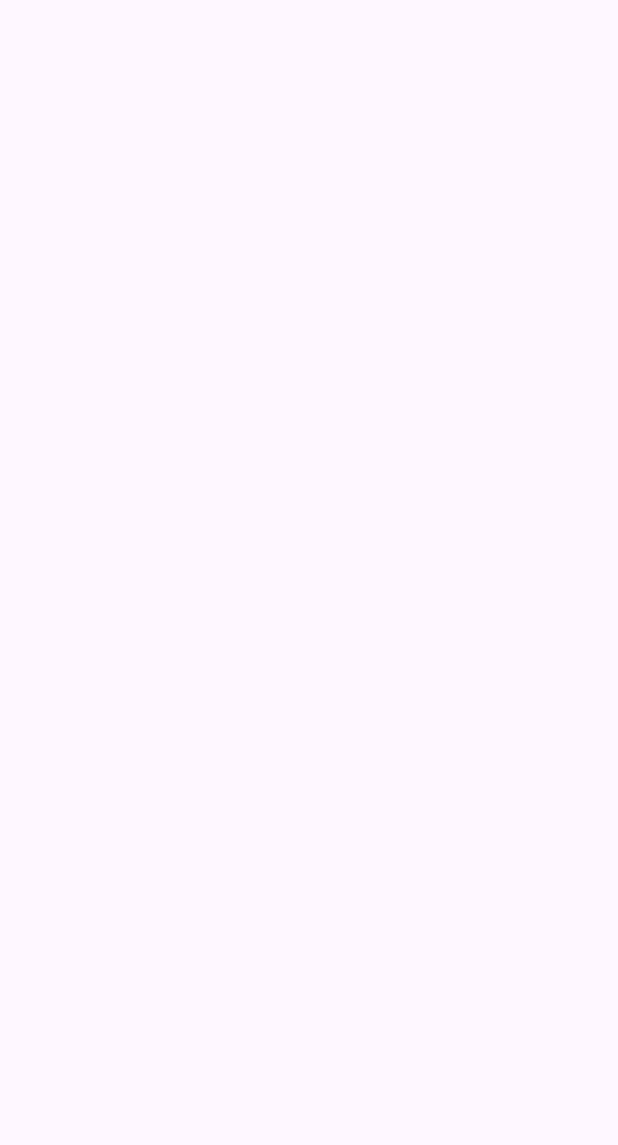
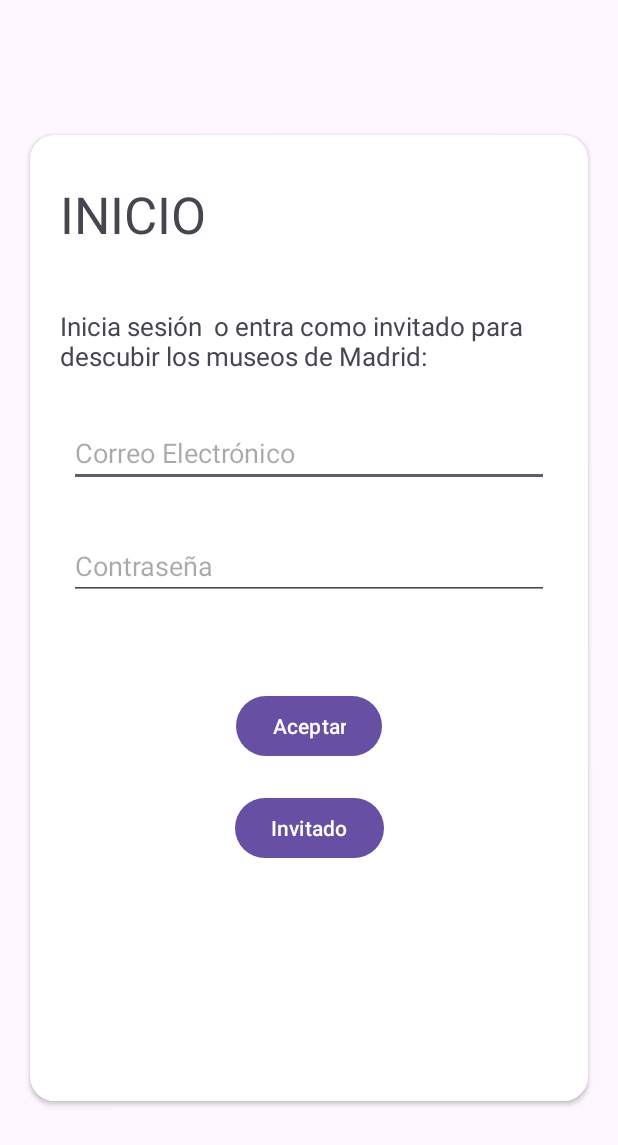
Before and after one commit to AdriaRod/MuseMad, an Android app: the Login screen opened directly, with no data from a screen before it, on a phone screen of 412 x 824 dp. Before the commit the part shown is empty. Shown: the top 1145 px of the screen. Run offline under Robolectric (Android 15) with nearby library versions, the light colour scheme and no system bars.

Commit message:
Login first steps

```diff
--- a/app/src/main/res/layout/activity_login.xml
+++ b/app/src/main/res/layout/activity_login.xml
@@ -1,9 +1,95 @@
 <?xml version="1.0" encoding="utf-8"?>
-<androidx.constraintlayout.widget.ConstraintLayout xmlns:android="http://schemas.android.com/apk/res/android"
+<androidx.constraintlayout.widget.ConstraintLayout
+    xmlns:android="http://schemas.android.com/apk/res/android"
     xmlns:app="http://schemas.android.com/apk/res-auto"
     xmlns:tools="http://schemas.android.com/tools"
     android:layout_width="match_parent"
     android:layout_height="match_parent"
     tools:context=".Login">
 
+    <androidx.cardview.widget.CardView
+        android:layout_width="match_parent"
+        android:layout_height="match_parent"
+        android:layout_marginHorizontal="20dp"
+        android:layout_marginVertical="90dp"
+        app:cardCornerRadius="16dp">
+
+        <!-- Aquí puedes colocar directamente tus elementos dentro del CardView -->
+        <androidx.constraintlayout.widget.ConstraintLayout
+            android:layout_width="match_parent"
+            android:layout_height="match_parent">
+
+            <TextView
+                android:id="@+id/inicio"
+                android:layout_width="match_parent"
+                android:layout_height="wrap_content"
+                android:text="INICIO"
+                android:textSize="34sp"
+                android:layout_marginTop="30dp"
+                android:layout_marginHorizontal="20dp"
+                app:layout_constraintTop_toTopOf="parent"
+                app:layout_constraintStart_toStartOf="parent"
+                app:layout_constraintEnd_toEndOf="parent"/>
+
+            <TextView
+                android:id="@+id/descInicio"
+                android:layout_width="match_parent"
+                android:layout_height="wrap_content"
+                android:textSize="17dp"
+                android:text="Inicia sesión  o entra como invitado para
+                descubir los museos de Madrid: "
+                android:layout_marginHorizontal="20dp"
+                android:layout_marginTop="40dp"
+                app:layout_constraintTop_toBottomOf="@id/inicio"
+                />
+
+            <EditText
+                android:id="@+id/email"
+                android:layout_width="wrap_content"
+                android:layout_height="wrap_content"
+                android:ems="15"
+                android:hint="Correo Electrónico"
+                android:inputType="textEmailAddress"
+                android:layout_marginTop="30dp"
+                app:layout_constraintTop_toBottomOf="@id/descInicio"
+                app:layout_constraintStart_toStartOf="parent"
+                app:layout_constraintEnd_toEndOf="parent"/>
+
+            <EditText
+                android:id="@+id/passw"
+                android:layout_width="wrap_content"
+                android:layout_height="wrap_content"
+                android:ems="15"
+                android:hint="Contraseña"
+                android:inputType="textPassword"
+                android:layout_marginTop="30dp"
+                app:layout_constraintTop_toBottomOf="@id/email"
+                app:layout_constraintStart_toStartOf="parent"
+                app:layout_constraintEnd_toEndOf="parent"/>
+
+            <Button
+                android:id="@+id/aceptar"
+                android:layout_width="wrap_content"
+                android:layout_height="wrap_content"
+                android:text="Aceptar"
+                android:layout_marginTop="60dp"
+                app:layout_constraintTop_toBottomOf="@id/passw"
+                app:layout_constraintStart_toStartOf="parent"
+                app:layout_constraintEnd_toEndOf="parent"
+                />
+
+            <Button
+                android:id="@+id/invitado"
+                android:layout_width="wrap_content"
+                android:layout_height="wrap_content"
+                android:text="Invitado"
+                android:layout_marginTop="20dp"
+                app:layout_constraintTop_toBottomOf="@id/aceptar"
+                app:layout_constraintStart_toStartOf="parent"
+                app:layout_constraintEnd_toEndOf="parent" />
+
+        </androidx.constraintlayout.widget.ConstraintLayout>
+
+    </androidx.cardview.widget.CardView>
+
 </androidx.constraintlayout.widget.ConstraintLayout>
```
